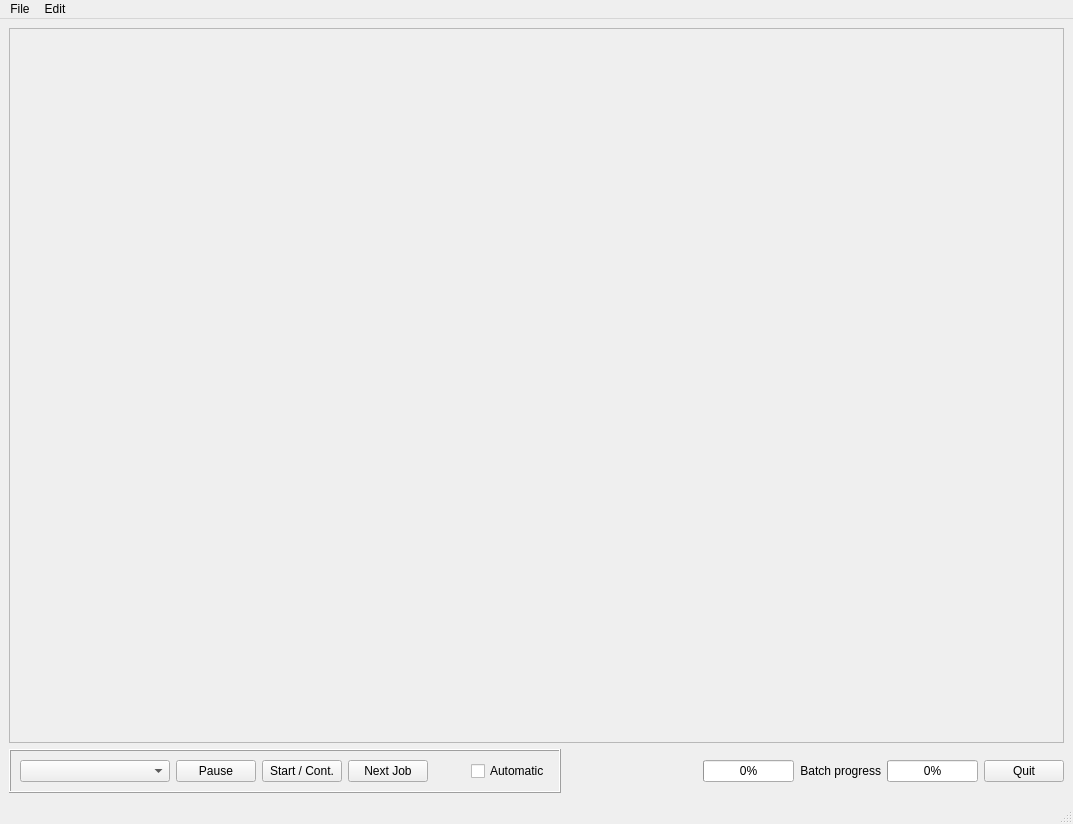
This is Source/main_gui.ui in Rolf-Hempel/PlanetarySystemStacker as Qt 5 draws it before an edit. The edited form follows.
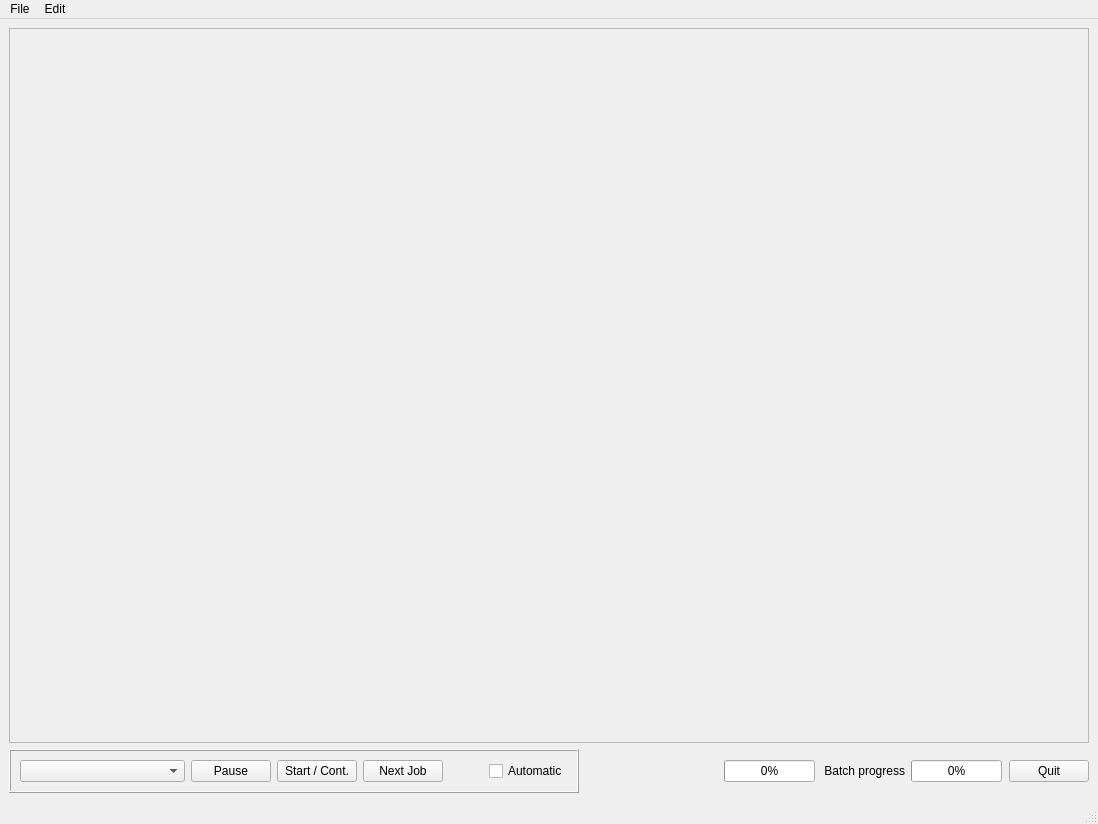
This is the edited form. Icons and pictures are not drawn.

Commit message: Main GUI: "back" widget made wider, and added more items

Patch:
```diff
--- a/Source/main_gui.ui
+++ b/Source/main_gui.ui
@@ -6,7 +6,7 @@
    <rect>
     <x>0</x>
     <y>0</y>
-    <width>1073</width>
+    <width>1098</width>
     <height>824</height>
    </rect>
   </property>
@@ -52,7 +52,7 @@
           <widget class="QComboBox" name="comboBox_back">
            <property name="minimumSize">
             <size>
-             <width>150</width>
+             <width>165</width>
              <height>0</height>
             </size>
            </property>
@@ -228,7 +228,7 @@
     <rect>
      <x>0</x>
      <y>0</y>
-     <width>1073</width>
+     <width>1098</width>
      <height>21</height>
     </rect>
    </property>
```
Left out of the diff: 3 changed lines with no effect on the pictures. The commit also changes 1 other file.
